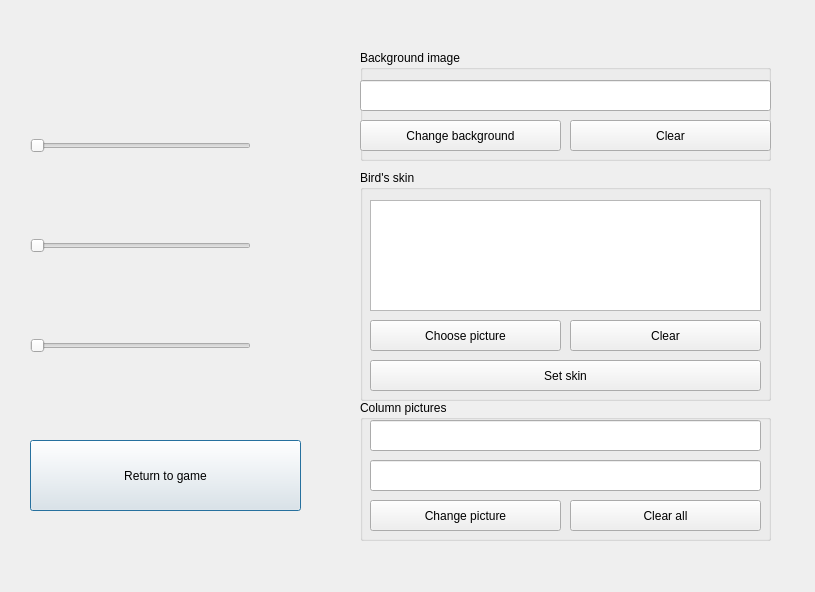
Before: the Qt Designer form settingswindow.ui in yuras11/Flappy_Bird, drawn with Qt 5.
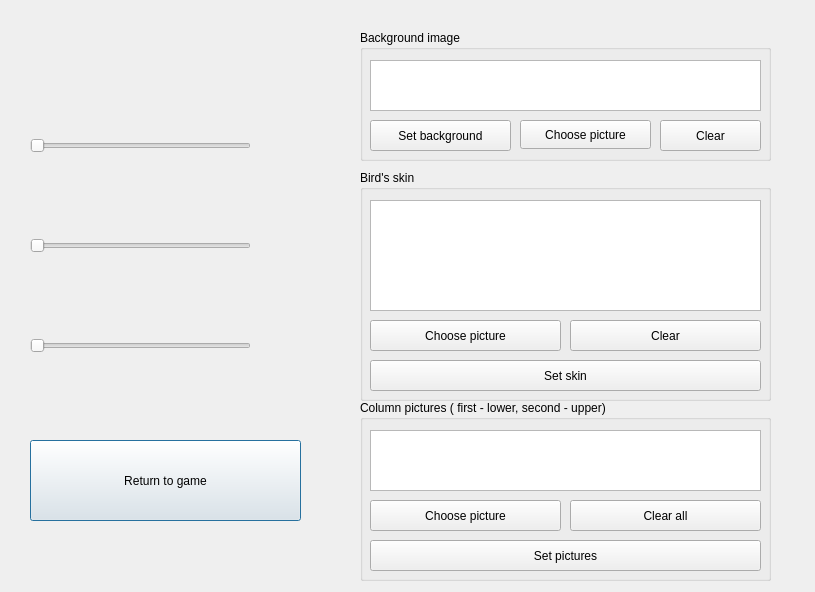
After: the same form once the commit is applied.

Diff of the .ui file:
```diff
--- a/settingswindow.ui
+++ b/settingswindow.ui
@@ -32,7 +32,7 @@
      <x>30</x>
      <y>440</y>
      <width>271</width>
-     <height>71</height>
+     <height>81</height>
     </rect>
    </property>
    <property name="text">
@@ -133,33 +133,23 @@
      <x>360</x>
      <y>400</y>
      <width>411</width>
-     <height>141</height>
+     <height>181</height>
     </rect>
    </property>
    <property name="title">
-    <string>Column pictures</string>
+    <string>Column pictures ( first - lower, second - upper)</string>
    </property>
-   <widget class="QLineEdit" name="LineForUpperColumnPicture">
-    <property name="geometry">
-     <rect>
-      <x>10</x>
-      <y>20</y>
-      <width>391</width>
-      <height>31</height>
-     </rect>
-    </property>
-   </widget>
    <widget class="QPushButton" name="ChangeColumnPicturesButton">
     <property name="geometry">
      <rect>
       <x>10</x>
-      <y>100</y>
-      <width>191</width>
+      <y>140</y>
+      <width>391</width>
       <height>31</height>
      </rect>
     </property>
     <property name="text">
-     <string>Change picture</string>
+     <string>Set pictures</string>
     </property>
    </widget>
    <widget class="QPushButton" name="ClearColumnPicturesButton">
@@ -175,35 +165,48 @@
      <string>Clear all</string>
     </property>
    </widget>
-   <widget class="QLineEdit" name="LineForLowerColumnPicture">
+   <widget class="QListView" name="ColumnPicturesListView">
     <property name="geometry">
      <rect>
       <x>10</x>
-      <y>60</y>
+      <y>30</y>
       <width>391</width>
+      <height>61</height>
+     </rect>
+    </property>
+   </widget>
+   <widget class="QPushButton" name="ChooseColumnPicturesButton">
+    <property name="geometry">
+     <rect>
+      <x>10</x>
+      <y>100</y>
+      <width>191</width>
       <height>31</height>
      </rect>
     </property>
+    <property name="text">
+     <string>Choose picture</string>
+    </property>
    </widget>
   </widget>
   <widget class="QGroupBox" name="BackgroundGroupBox">
    <property name="geometry">
     <rect>
      <x>360</x>
-     <y>50</y>
+     <y>30</y>
      <width>411</width>
-     <height>111</height>
+     <height>131</height>
     </rect>
    </property>
    <property name="title">
     <string>Background image</string>
    </property>
-   <widget class="QLineEdit" name="LineForBackground">
+   <widget class="QPushButton" name="SetBackgroundButton">
     <property name="geometry">
      <rect>
-      <x>0</x>
-      <y>30</y>
-      <width>411</width>
+      <x>10</x>
+      <y>90</y>
+      <width>141</width>
       <height>31</height>
      </rect>
     </property>
@@ -214,28 +217,15 @@
      <set>Qt::ImhNone</set>
     </property>
     <property name="text">
-     <string/>
-    </property>
-   </widget>
-   <widget class="QPushButton" name="ButtonForBackground">
-    <property name="geometry">
-     <rect>
-      <x>0</x>
-      <y>70</y>
-      <width>201</width>
-      <height>31</height>
-     </rect>
-    </property>
-    <property name="text">
-     <string>Change background</string>
+     <string>Set background</string>
     </property>
    </widget>
    <widget class="QPushButton" name="ClearBackgroundButton">
     <property name="geometry">
      <rect>
-      <x>210</x>
-      <y>70</y>
-      <width>201</width>
+      <x>300</x>
+      <y>90</y>
+      <width>101</width>
       <height>31</height>
      </rect>
     </property>
@@ -243,6 +233,29 @@
      <string>Clear</string>
     </property>
    </widget>
+   <widget class="QListView" name="BackgroundListView">
+    <property name="geometry">
+     <rect>
+      <x>10</x>
+      <y>30</y>
+      <width>391</width>
+      <height>51</height>
+     </rect>
+    </property>
+   </widget>
+   <widget class="QPushButton" name="ChooseBackgroundButton">
+    <property name="geometry">
+     <rect>
+      <x>160</x>
+      <y>90</y>
+      <width>131</width>
+      <height>29</height>
+     </rect>
+    </property>
+    <property name="text">
+     <string>Choose picture</string>
+    </property>
+   </widget>
   </widget>
  </widget>
  <resources/>
```
Left out of the diff: 8 changed lines with no effect on the pictures.
